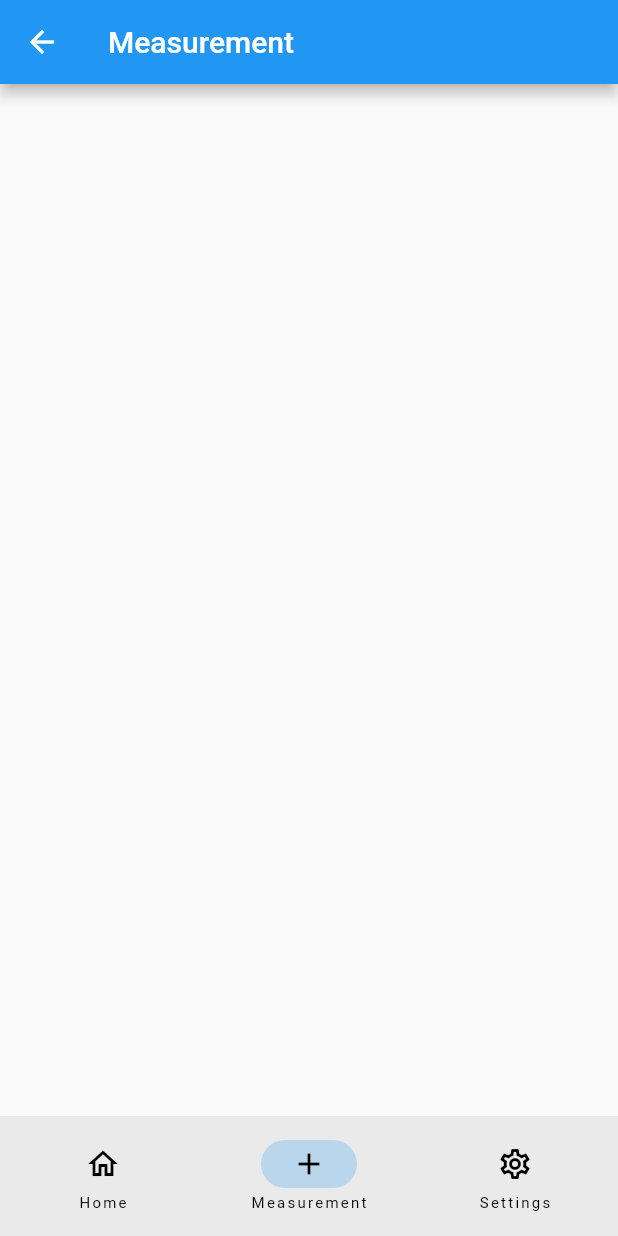
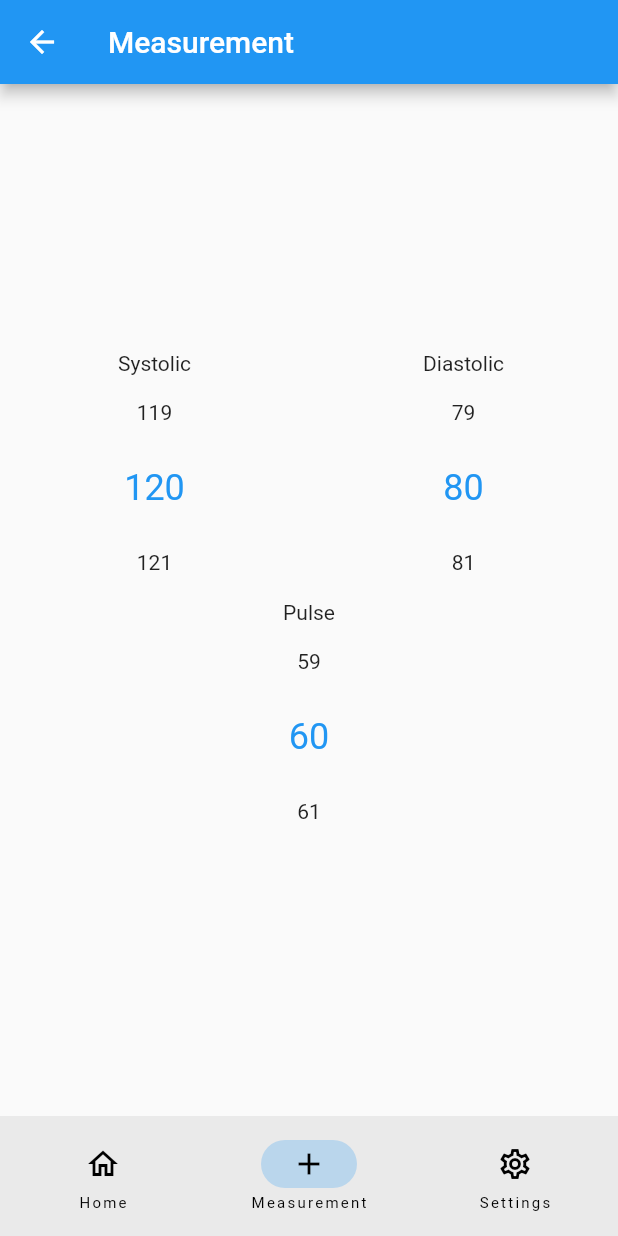
Before and after one commit to deandreamatias/sys-dia-log, a Flutter app: the MeasurementView screen opened by its route, on a phone screen of 412 x 824 dp. Run offline on Flutter 3.47's test engine with Material 2 defaults, Android fonts, the light colour scheme and no system bars; drawn by our look-alikes of numberpicker; our stand-ins replace auto_route, flutter_i18n.

Commit message:
add new measurement

```diff
--- a/assets/i18n/by_BY.json
+++ b/assets/i18n/by_BY.json
@@ -2,5 +2,8 @@
   "title": "Sys Dia Log",
   "home": "Дамоу",
   "measurement": "Вымярэнне",
-  "settings": "Налады"
+  "settings": "Налады",
+  "pulse": "Пульс",
+  "systolic": "Сісталічнае",
+  "diastolic": "Дыясталічны"
 }
--- a/assets/i18n/en_US.json
+++ b/assets/i18n/en_US.json
@@ -2,5 +2,8 @@
   "title": "Sys Dia Log",
   "home": "Home",
   "measurement": "Measurement",
-  "settings": "Settings"
+  "settings": "Settings",
+  "pulse": "Pulse",
+  "systolic": "Systolic",
+  "diastolic": "Diastolic"
 }
--- a/assets/i18n/ru_RU.json
+++ b/assets/i18n/ru_RU.json
@@ -2,5 +2,8 @@
   "title": "Sys Dia Log",
   "home": "Домой",
   "measurement": "Измерение",
-  "settings": "Настройки"
+  "settings": "Настройки",
+  "pulse": "Пульс",
+  "systolic": "Систолическое",
+  "diastolic": "Диастолическое"
 }
--- a/lib/modules/measurement/views/measurement_view.dart
+++ b/lib/modules/measurement/views/measurement_view.dart
@@ -1,13 +1,88 @@
 import 'package:flutter/material.dart';
 import 'package:flutter_i18n/widgets/I18nText.dart';
+import 'package:numberpicker/numberpicker.dart';
 
-class MeasurementView extends StatelessWidget {
+class MeasurementView extends StatefulWidget {
   const MeasurementView({Key? key}) : super(key: key);
+
+  @override
+  State<StatefulWidget> createState() => _MeasurementViewState();
+}
+
+class _MeasurementViewState extends State<MeasurementView> {
+  late int _systolic;
+  late int _diastolic;
+  late int _pulse;
+
+  @override
+  void initState() {
+    super.initState();
+    _systolic = 120;
+    _diastolic = 80;
+    _pulse = 60;
+  }
 
   @override
   Widget build(BuildContext context) {
     return Scaffold(
       appBar: AppBar(title: I18nText('measurement')),
+      body: Container(
+        alignment: Alignment.center,
+        child: Column(
+          mainAxisAlignment: MainAxisAlignment.center,
+          crossAxisAlignment: CrossAxisAlignment.center,
+          children: [
+            Row(
+              children: [
+                Expanded(
+                    child: Column(
+                  children: [
+                    I18nText('systolic'),
+                    NumberPicker(
+                        minValue: 20,
+                        maxValue: 200,
+                        value: _systolic,
+                        onChanged: (v) => setState(() {
+                              _systolic = v;
+                            }))
+                  ],
+                )),
+                Expanded(
+                    child: Column(
+                  children: [
+                    I18nText('diastolic'),
+                    NumberPicker(
+                        axis: Axis.vertical,
+                        minValue: 20,
+                        maxValue: 200,
+                        value: _diastolic,
+                        onChanged: (v) => setState(() {
+                              _diastolic = v;
+                            }))
+                  ],
+                ))
+              ],
+            ),
+            Row(
+              children: [
+                Expanded(
+                    child: Column(
+                  children: [
+                    I18nText('pulse'),
+                    NumberPicker(
+                        minValue: 20,
+                        maxValue: 220,
+                        value: _pulse,
+                        onChanged: (v) => setState(() {
+                              _pulse = v;
+                            }))
+                  ],
+                ))
+              ],
+            )
+          ],
+        ),
+      ),
     );
   }
 }
--- a/pubspec.yaml
+++ b/pubspec.yaml
@@ -17,6 +17,7 @@
   logging: ^1.1.0
   cupertino_icons: ^1.0.2
   auto_route: ^5.0.4
+  numberpicker: ^2.1.1
 
 dev_dependencies:
   flutter_test:
```
Also changed, not shown: pubspec.lock.
